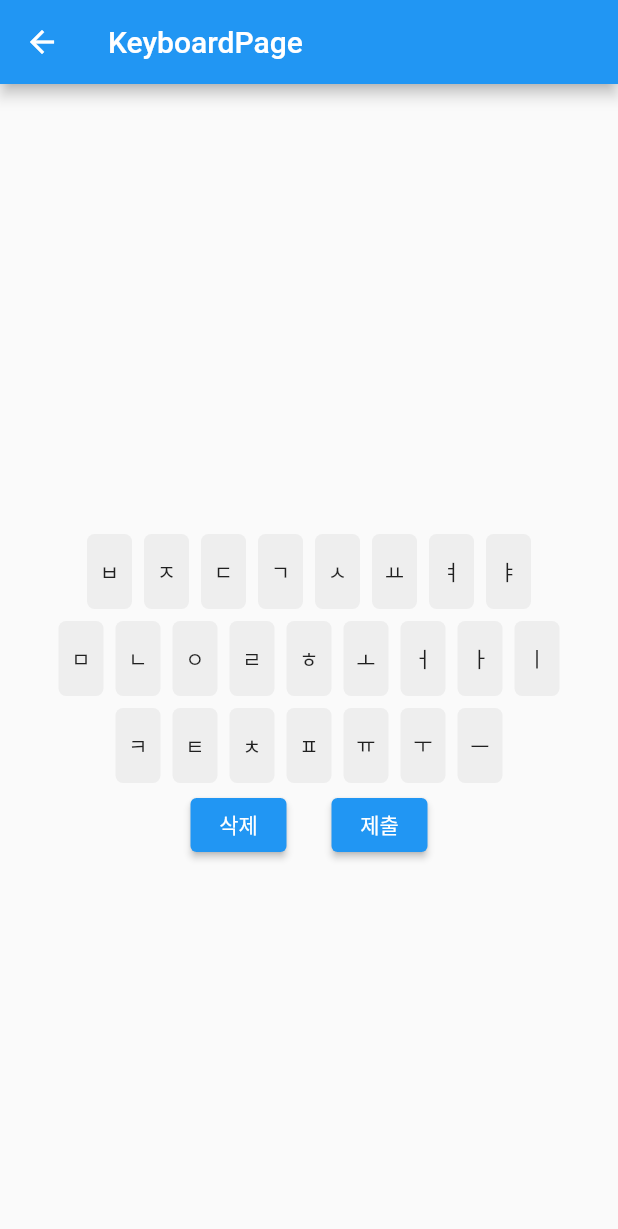
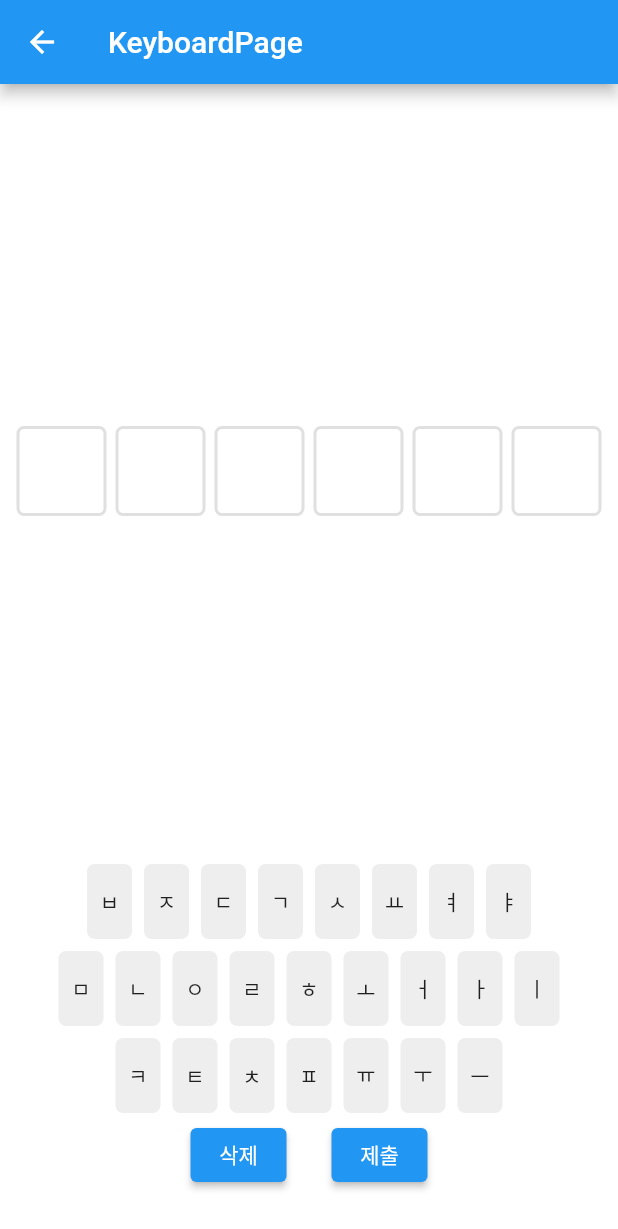
Before and after one commit to SnoopyKim/kwordle, a Flutter app: the KeyboardPage screen opened directly, after a tap on "제출", on a phone screen of 412 x 824 dp. Shown: the top 1229 px of the screen. Run offline on Flutter 3.47's test engine with Material 2 defaults, Android fonts, the phone set to English and light mode, and no system bars.

Commit message:
철자 입력칸 및 결과칸 추가

```diff
--- a/lib/keyboard.dart
+++ b/lib/keyboard.dart
@@ -2,6 +2,7 @@ import 'dart:developer';
 
 import 'package:flutter/material.dart';
 import 'package:kwordle/keyboard_provider.dart';
+import 'package:kwordle/letter_view.dart';
 import 'package:provider/provider.dart';
 
 class KeyboardPage extends StatelessWidget {
@@ -10,9 +11,19 @@ class KeyboardPage extends StatelessWidget {
   @override
   Widget build(BuildContext context) {
     return Scaffold(
+      backgroundColor: Colors.white,
       appBar: AppBar(title: Text('KeyboardPage')),
-      body: ChangeNotifierProvider(
-          create: (_) => KeyboardProvider(), child: Center(child: _KeyboardView())),
+      body: SafeArea(
+        child: ChangeNotifierProvider(
+            create: (_) => KeyboardProvider(),
+            child: Column(children: [
+              const Spacer(),
+              LetterView(),
+              const Spacer(),
+              _KeyboardView(),
+              const SizedBox(height: 30.0),
+            ])),
+      ),
     );
   }
 }
@@ -24,15 +35,17 @@ class _KeyboardView extends StatelessWidget {
 
   @override
   Widget build(BuildContext context) {
-    return Column(mainAxisSize: MainAxisSize.min, children: [
-      Text(context.watch<KeyboardProvider>().keyInputs.join()),
-      SizedBox(height: 30.0),
-      ...keys.map(
+    return Column(
+      mainAxisSize: MainAxisSize.min,
+      children: keys.map(
         (keys) {
           return Row(
             mainAxisSize: MainAxisSize.min,
             mainAxisAlignment: MainAxisAlignment.center,
-            children: keys.split('').map((key) => KeyboardButton(value: key)).toList(),
+            children: keys
+                .split('')
+                .map((key) => KeyboardButton(value: key))
+                .toList(),
           );
         },
       ).toList()
@@ -40,13 +53,15 @@ class _KeyboardView extends StatelessWidget {
           mainAxisAlignment: MainAxisAlignment.center,
           children: [
             ElevatedButton(
-                onPressed: () => context.read<KeyboardProvider>().erase(), child: Text('삭제')),
+                onPressed: () => context.read<KeyboardProvider>().erase(),
+                child: Text('삭제')),
             SizedBox(width: 30.0),
             ElevatedButton(
-                onPressed: () => context.read<KeyboardProvider>().confirm(), child: Text('제출'))
+                onPressed: () => context.read<KeyboardProvider>().confirm(),
+                child: Text('제출'))
           ],
         )),
-    ]);
+    );
   }
 }
 
--- a/lib/keyboard_provider.dart
+++ b/lib/keyboard_provider.dart
@@ -4,6 +4,8 @@ import 'package:flutter/cupertino.dart';
 import 'package:provider/provider.dart';
 
 class KeyboardProvider with ChangeNotifier {
+  String word = 'ㄱㅜㅓㄴㅌㅜ';
+  List<List<Map<String, dynamic>>> inputHistory = [];
   List<String> keyInputs = [];
 
   void input(String key) {
@@ -21,6 +23,32 @@ class KeyboardProvider with ChangeNotifier {
   }
 
   void confirm() {
-    log('confirm!');
+    inputHistory.add(validateInput(keyInputs));
+    keyInputs.clear();
+    notifyListeners();
+  }
+
+  List<Map<String, dynamic>> validateInput(List<String> input) {
+    String copyWord = word;
+    return input
+        .asMap()
+        .map((idx, letter) {
+          Map<String, dynamic> result = {'letter': letter};
+          int _idx = copyWord.indexOf(letter);
+
+          if (_idx == -1) {
+            result['result'] = 0;
+          } else if (_idx == idx) {
+            result['result'] = 1;
+            copyWord = copyWord.substring(0, _idx) +
+                'X' +
+                copyWord.substring(_idx + 1);
+          } else {
+            result['result'] = 2;
+          }
+          return MapEntry(idx, result);
+        })
+        .values
+        .toList();
   }
 }
--- /dev/null
+++ b/lib/letter_view.dart
@@ -0,0 +1,96 @@
+import 'package:flutter/material.dart';
+import 'package:kwordle/keyboard_provider.dart';
+import 'package:provider/provider.dart';
+
+class LetterView extends StatelessWidget {
+  LetterView({Key? key}) : super(key: key);
+
+  late KeyboardProvider _provider;
+
+  @override
+  Widget build(BuildContext context) {
+    _provider = context.watch();
+    return Column(
+      mainAxisAlignment: MainAxisAlignment.center,
+      children: List.generate(
+          _provider.inputHistory.length,
+          (i) => Row(
+                mainAxisAlignment: MainAxisAlignment.center,
+                children: List.generate(_provider.inputHistory[i].length, (j) {
+                  Map<String, dynamic> data = _provider.inputHistory[i][j];
+                  return LetterBox(
+                      letter: data['letter'], result: data['result']);
+                }),
+              ))
+        ..add(LetterRow(
+            letterList: _provider.keyInputs
+                .map<Map<String, dynamic>>((e) => {'letter': e})
+                .toList())),
+    );
+  }
+}
+
+class LetterRow extends StatelessWidget {
+  const LetterRow({Key? key, required this.letterList}) : super(key: key);
+  final List<Map<String, dynamic>> letterList;
+
+  @override
+  Widget build(BuildContext context) {
+    return Row(
+        mainAxisAlignment: MainAxisAlignment.center,
+        children: List.generate(6, (i) {
+          if (i >= letterList.length) {
+            return LetterBox();
+          } else {
+            Map<String, dynamic> data = letterList[i];
+            return LetterBox(letter: data['letter'], result: data['result']);
+          }
+        }));
+  }
+}
+
+class LetterBox extends StatelessWidget {
+  LetterBox({Key? key, this.letter, this.result})
+      : bgColor = (() {
+          switch (result) {
+            case 0:
+              return Colors.blueGrey;
+            case 1:
+              return Colors.green;
+            case 2:
+              return Colors.orangeAccent;
+            default:
+              return Colors.white;
+          }
+        })(),
+        super(key: key);
+  final String? letter;
+  final int? result;
+  final Color bgColor;
+
+  @override
+  Widget build(BuildContext context) {
+    return Container(
+      width: 60,
+      height: 60,
+      margin: const EdgeInsets.all(3.0),
+      decoration: BoxDecoration(
+          color: bgColor,
+          borderRadius: BorderRadius.circular(5.0),
+          border: result == null
+              ? Border.all(
+                  color: letter != null ? Colors.black : Colors.grey.shade300,
+                  width: 2.0)
+              : null),
+      alignment: Alignment.center,
+      child: Text(
+        letter ?? '',
+        style: TextStyle(
+          fontSize: 20.0,
+          fontWeight: FontWeight.bold,
+          color: result != null ? Colors.white : Colors.black,
+        ),
+      ),
+    );
+  }
+}
```
